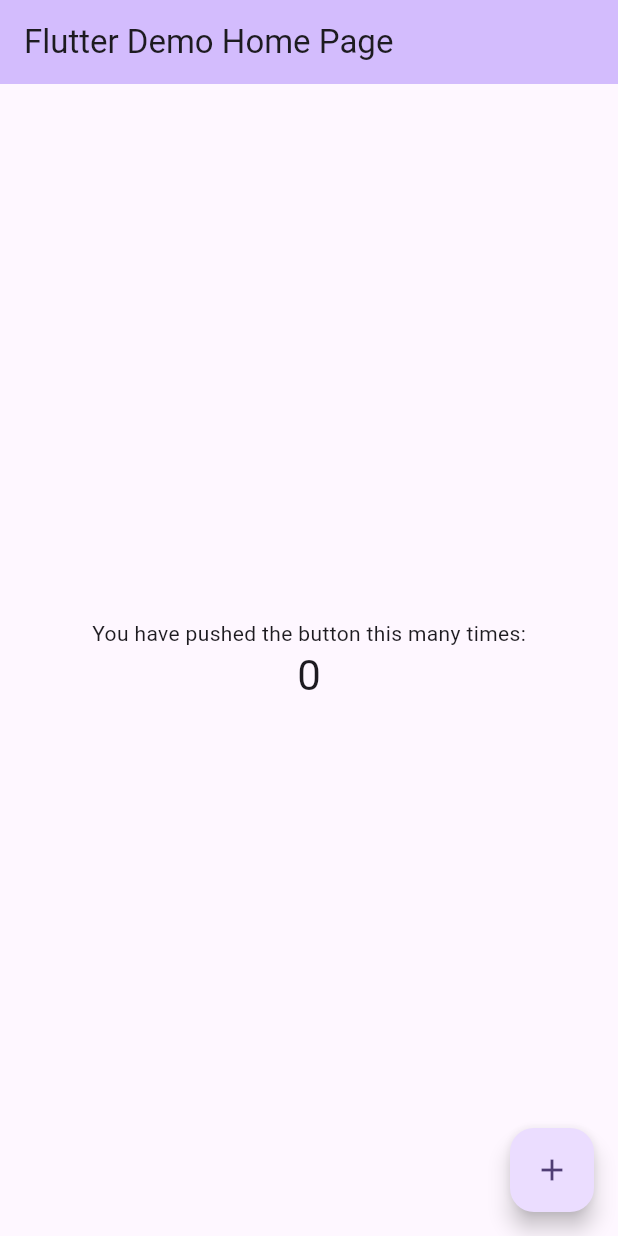
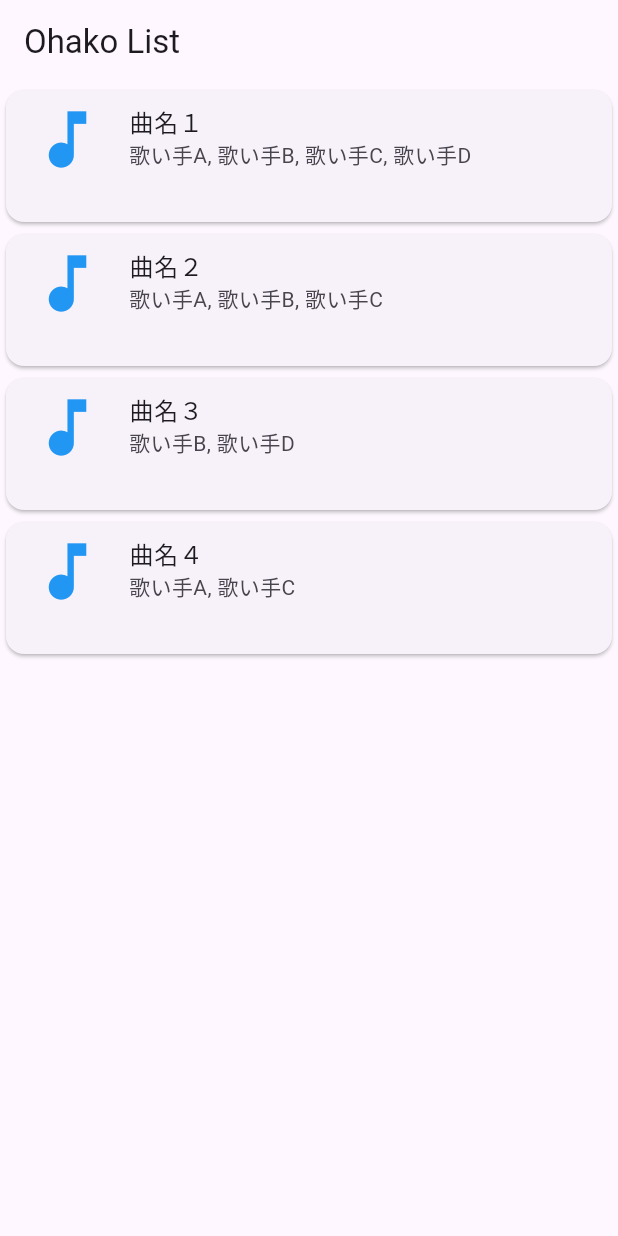
Before and after one commit to hina-oikawa/ohako-flutter-app, a Flutter app: the screen it shows after launch, on a phone screen of 412 x 824 dp. Run offline on Flutter 3.47's test engine with Material 3 defaults, Android fonts, the phone set to English and light mode, and no system bars.

Commit message:
トップ画面と詳細画面を追加

```diff
--- a/lib/main.dart
+++ b/lib/main.dart
@@ -1,125 +1,100 @@
 import 'package:flutter/material.dart';
+import 'package:ohako/ohako_details.dart';
 
 void main() {
   runApp(const MyApp());
 }
 
+class Song {
+  // 曲名
+  final String title;
+  // 歌い手名の配列
+  final List<String> singers;
+
+  Song({
+    required this.title,
+    required this.singers,
+  });
+}
+
+// 仮データを定義
+// 今後はローカルDBからデータを取得する処理に変更
+final List<Song> song = [
+  Song(
+    title: '曲名１',
+    singers: ['歌い手A', '歌い手B', '歌い手C', '歌い手D'],
+  ),
+  Song(
+    title: '曲名２',
+    singers: ['歌い手A', '歌い手B', '歌い手C'],
+  ),
+  Song(
+    title: '曲名３',
+    singers: ['歌い手B', '歌い手D'],
+  ),
+  Song(
+    title: '曲名４',
+    singers: ['歌い手A', '歌い手C'],
+  ),
+];
+
 class MyApp extends StatelessWidget {
-  const MyApp({super.key});
+  const MyApp({Key? key}) : super(key: key);
 
-  // This widget is the root of your application.
   @override
   Widget build(BuildContext context) {
-    return MaterialApp(
-      title: 'Flutter Demo',
-      theme: ThemeData(
-        // This is the theme of your application.
-        //
-        // TRY THIS: Try running your application with "flutter run". You'll see
-        // the application has a purple toolbar. Then, without quitting the app,
-        // try changing the seedColor in the colorScheme below to Colors.green
-        // and then invoke "hot reload" (save your changes or press the "hot
-        // reload" button in a Flutter-supported IDE, or press "r" if you used
-        // the command line to start the app).
-        //
-        // Notice that the counter didn't reset back to zero; the application
-        // state is not lost during the reload. To reset the state, use hot
-        // restart instead.
-        //
-        // This works for code too, not just values: Most code changes can be
-        // tested with just a hot reload.
-        colorScheme: ColorScheme.fromSeed(seedColor: Colors.deepPurple),
-        useMaterial3: true,
-      ),
-      home: const MyHomePage(title: 'Flutter Demo Home Page'),
+    Brightness _brightness = Brightness.values[1];
+    return const MaterialApp(
+      home: OhakoList(),
     );
   }
 }
 
-class MyHomePage extends StatefulWidget {
-  const MyHomePage({super.key, required this.title});
-
-  // This widget is the home page of your application. It is stateful, meaning
-  // that it has a State object (defined below) that contains fields that affect
-  // how it looks.
-
-  // This class is the configuration for the state. It holds the values (in this
-  // case the title) provided by the parent (in this case the App widget) and
-  // used by the build method of the State. Fields in a Widget subclass are
-  // always marked "final".
-
-  final String title;
+class OhakoList extends StatefulWidget {
+  const OhakoList({Key? key}) : super(key: key);
 
   @override
-  State<MyHomePage> createState() => _MyHomePageState();
+  _OhakoListState createState() => _OhakoListState();
 }
 
-class _MyHomePageState extends State<MyHomePage> {
-  int _counter = 0;
-
-  void _incrementCounter() {
-    setState(() {
-      // This call to setState tells the Flutter framework that something has
-      // changed in this State, which causes it to rerun the build method below
-      // so that the display can reflect the updated values. If we changed
-      // _counter without calling setState(), then the build method would not be
-      // called again, and so nothing would appear to happen.
-      _counter++;
-    });
-  }
+class _OhakoListState extends State<OhakoList> {
 
   @override
   Widget build(BuildContext context) {
-    // This method is rerun every time setState is called, for instance as done
-    // by the _incrementCounter method above.
-    //
-    // The Flutter framework has been optimized to make rerunning build methods
-    // fast, so that you can just rebuild anything that needs updating rather
-    // than having to individually change instances of widgets.
     return Scaffold(
       appBar: AppBar(
-        // TRY THIS: Try changing the color here to a specific color (to
-        // Colors.amber, perhaps?) and trigger a hot reload to see the AppBar
-        // change color while the other colors stay the same.
-        backgroundColor: Theme.of(context).colorScheme.inversePrimary,
-        // Here we take the value from the MyHomePage object that was created by
-        // the App.build method, and use it to set our appbar title.
-        title: Text(widget.title),
+        title: const Text('Ohako List'),
       ),
-      body: Center(
-        // Center is a layout widget. It takes a single child and positions it
-        // in the middle of the parent.
-        child: Column(
-          // Column is also a layout widget. It takes a list of children and
-          // arranges them vertically. By default, it sizes itself to fit its
-          // children horizontally, and tries to be as tall as its parent.
-          //
-          // Column has various properties to control how it sizes itself and
-          // how it positions its children. Here we use mainAxisAlignment to
-          // center the children vertically; the main axis here is the vertical
-          // axis because Columns are vertical (the cross axis would be
-          // horizontal).
-          //
-          // TRY THIS: Invoke "debug painting" (choose the "Toggle Debug Paint"
-          // action in the IDE, or press "p" in the console), to see the
-          // wireframe for each widget.
-          mainAxisAlignment: MainAxisAlignment.center,
-          children: <Widget>[
-            const Text(
-              'You have pushed the button this many times:',
+      body: ListView.builder(
+        itemCount: song.length,
+        itemBuilder: (context, index) {
+          return Card(
+            child: ListTile(
+              leading: const Icon(
+                Icons.music_note,
+                size: 50, // アイコンのサイズを48に設定
+                color: Colors.blue, // アイコンの色を青に設定
+              ),
+              // 曲名
+              title: Text(song[index].title),
+              // 歌い手名 ※文字結合
+              subtitle: Text(song[index].singers.join(", ")),
+              onTap: () {
+                // ListTileをタップしたとき、十八番詳細画面に遷移する
+                Navigator.push(
+                  context,
+                  MaterialPageRoute(
+                    // ここで十八番情報を渡す
+                    builder: (context) => OhakoDetailsScreen(song: song[index]),
+                  ),
+                );
+              },
+              isThreeLine: true,
+              // dense: true,
             ),
-            Text(
-              '$_counter',
-              style: Theme.of(context).textTheme.headlineMedium,
-            ),
-          ],
-        ),
+          );
+        },
       ),
-      floatingActionButton: FloatingActionButton(
-        onPressed: _incrementCounter,
-        tooltip: 'Increment',
-        child: const Icon(Icons.add),
-      ), // This trailing comma makes auto-formatting nicer for build methods.
     );
   }
 }
```
Also changed, not shown: lib/ohako_details.dart (added, +64 -0 lines).
